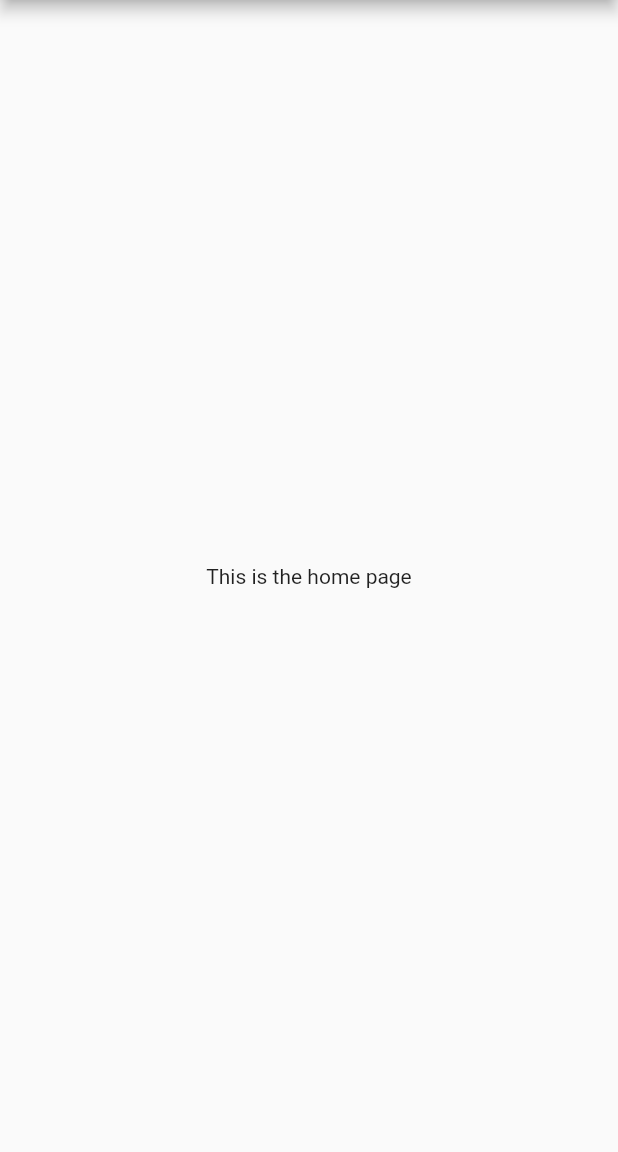
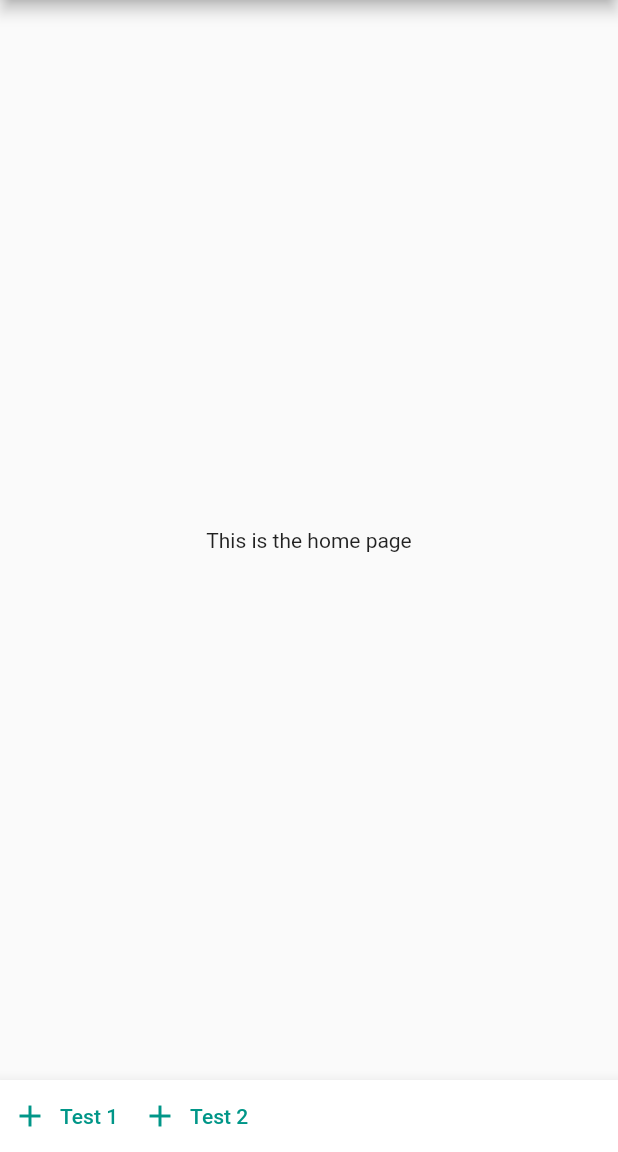
Before and after one commit to mick0974/partier, a Flutter app: the screen it shows after launch, on a phone screen of 412 x 824 dp, the part 84-1236 px from its top. Run offline on Flutter 3.47's test engine with Material 2 defaults, Android fonts, the phone set to English and light mode, and no system bars.

Commit message:
Bottom bar first implementation

```diff
--- a/lib/home_page.dart
+++ b/lib/home_page.dart
@@ -1,4 +1,6 @@
 import 'package:flutter/material.dart';
+
+//import './bar/bar_widget.dart';
 
 /// Home page of the application.
 /// This widget will contain an upper bar and an istance of page widget. In
@@ -39,6 +41,22 @@ class _HomePageState extends State<HomePage> {
 				actions: <Widget>[userButton],
 			),
 			body: const Center(child: Text('This is the home page'),),
+			bottomNavigationBar: BottomAppBar(
+				child: Row(
+					children: <Widget>[
+						TextButton.icon(
+							onPressed: () {},
+							label: const Text('Test 1'),
+							icon: const Icon(Icons.add),
+						),
+						TextButton.icon(
+							onPressed: () {},
+							label: const Text('Test 2'),
+							icon: const Icon(Icons.add),
+						),
+					],
+				),
+			),
 		);
 	}
 }
```
Also changed, not shown: lib/bar/bar_widget.dart (added, +50 -0 lines), lib/page/bar_widget.dart (deleted, +0 -52 lines).
